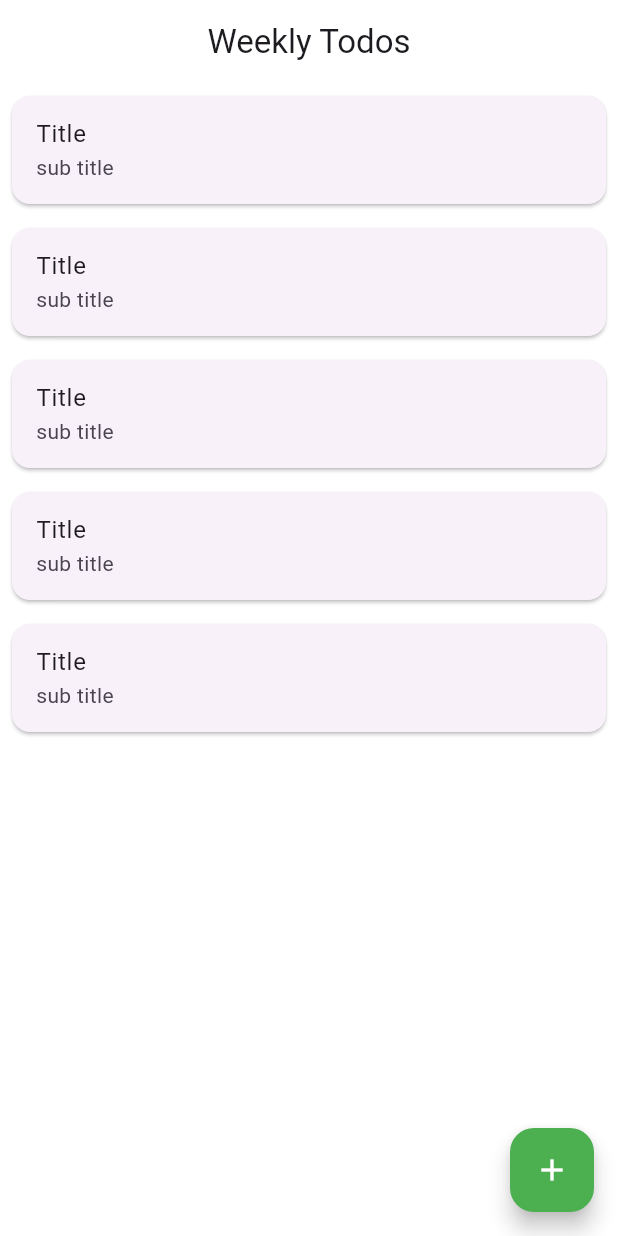
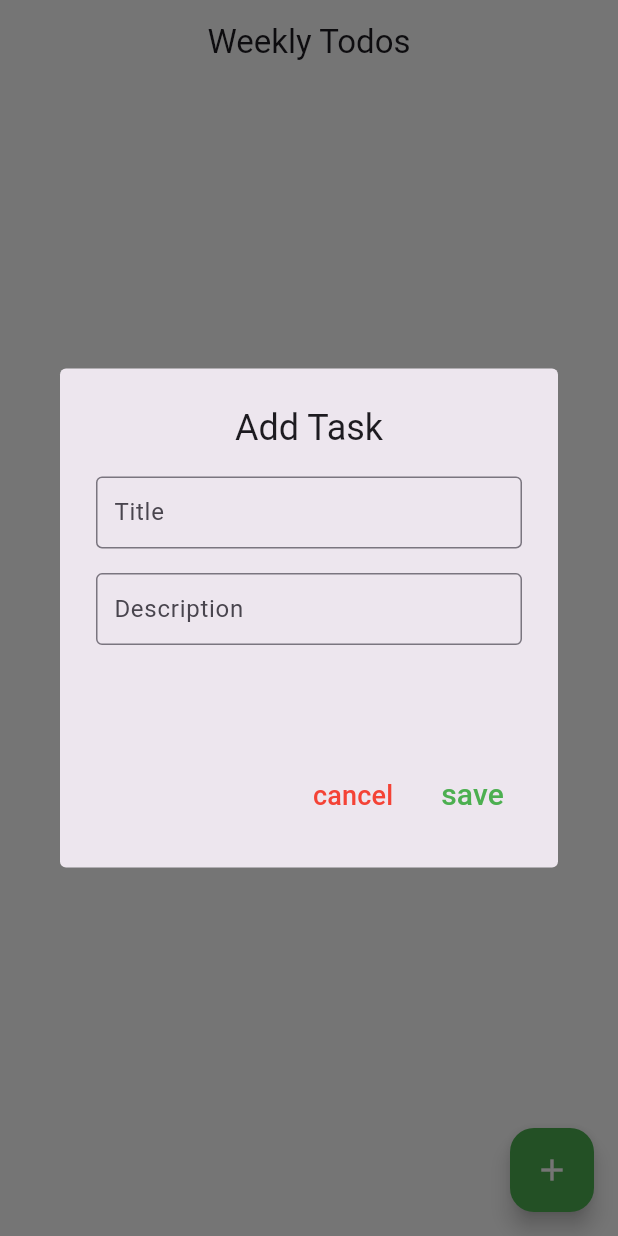
Before and after one commit to MR-Square/Task-Manager, a Flutter app: the WeeklyView screen opened directly, after a tap on the "add" icon, on a phone screen of 412 x 824 dp. Run offline on Flutter 3.47's test engine with Material 3 defaults, Android fonts, the phone set to English and light mode, and no system bars; our stand-ins replace get, shared_preferences; accounts and stored records are empty.

Commit message:
weekly view done

```diff
--- a/lib/models/task_model.dart
+++ b/lib/models/task_model.dart
@@ -4,10 +4,12 @@ class TaskModel {
     this.task,
     this.isCompleted,
     this.isDeleted,
+    this.description,
   });
 
   final int? id;
   final String? task;
+  final String? description;
   bool? isCompleted;
   bool? isDeleted;
 
@@ -15,6 +17,7 @@ class TaskModel {
     return TaskModel(
       id: json['id'],
       task: json['task'],
+      description: json['description'],
       isCompleted: json['isCompleted'],
       isDeleted: json['isDeleted'],
     );
@@ -24,6 +27,7 @@ class TaskModel {
     return {
       'id': id,
       'task': task,
+      'description': description,
       'isCompleted': isCompleted,
       'isDeleted': isDeleted,
     };
--- a/lib/res/constants/constants.dart
+++ b/lib/res/constants/constants.dart
@@ -1,4 +1,5 @@
 class StorageKeys {
   static const String dailyTasksList = "daily-tasks";
   static const String user = "user";
+  static const String weeklyTaskList = "weekly-tasks";
 }
--- a/lib/utils/utils.dart
+++ b/lib/utils/utils.dart
@@ -79,6 +79,11 @@ class Utils {
     VoidCallback? onConfirm,
     bool? dismissible = false,
     double? height,
+    double? borderRadius = 4,
+    String? confirmLabel = 'save',
+    String? cancelLabel = 'cancel',
+    Color? confirmColor = Colors.green,
+    Color? cancelColor = Colors.red,
   }) {
     showDialog(
       context: context,
@@ -86,26 +91,27 @@ class Utils {
       builder: (context) {
         return AlertDialog(
           title: Center(child: Text(title)),
-          shape: RoundedRectangleBorder(borderRadius: BorderRadius.circular(4)),
+          shape: RoundedRectangleBorder(
+              borderRadius: BorderRadius.circular(borderRadius!)),
           content: contents,
           actions: [
             if (onCancel != null)
               TextButton(
                 onPressed: onCancel,
-                child: const Text(
-                  'cancel',
+                child: Text(
+                  cancelLabel!,
                   style: TextStyle(
-                    color: Colors.red,
+                    color: cancelColor,
                     fontSize: 18,
                   ),
                 ),
               ),
             TextButton(
               onPressed: onConfirm,
-              child: const Text(
-                'save',
+              child: Text(
+                confirmLabel!,
                 style: TextStyle(
-                  color: Colors.green,
+                  color: confirmColor,
                   fontSize: 20,
                 ),
               ),
--- a/lib/view_models/controllers/weekly/weekly_view_model.dart
+++ b/lib/view_models/controllers/weekly/weekly_view_model.dart
@@ -1,9 +1,140 @@
+import 'dart:convert';
+
 import 'package:flutter/material.dart';
 import 'package:get/get.dart';
+import 'package:shared_preferences/shared_preferences.dart';
+import 'package:task_manager/models/task_model.dart';
+import 'package:task_manager/res/components/inputs/simple_inputfield_widget.dart';
+import 'package:task_manager/res/constants/constants.dart';
+import 'package:task_manager/utils/utils.dart';
 
 class WeeklyViewModel extends GetxController {
   // ========================== CONTROLLER ==========================
   final titleController = TextEditingController();
   final subTitleController = TextEditingController();
+
+  // ========================== FOCUS NODES ==========================
+  final titleFocusNode = FocusNode();
+  final subTitleFocusNode = FocusNode();
+
+  // ========================== RX VALUES ==========================
+  RxList weeklyTaskList = <TaskModel>[].obs;
+
+  // ========================== VARIABLES ==========================
+  final formKey = GlobalKey<FormState>();
   // ========================== CONTROLLER ==========================
+  // ========================== METHODS ==========================
+
+  // Method to show dialogbox to add task:
+  addTaskDialogBox(BuildContext context) {
+    Utils.showDialogBox(
+      context,
+      'Add Task',
+      SizedBox(
+        height: Utils.heightPer(20),
+        child: Form(
+          key: formKey,
+          child: Column(
+            children: [
+              SimpleInputfieldWidget(
+                labelText: 'Title',
+                controller: titleController,
+                focusNode: titleFocusNode,
+                validateString: 'title is required',
+              ),
+              Utils.verticalSpace(),
+              SimpleInputfieldWidget(
+                labelText: 'Description',
+                controller: subTitleController,
+                focusNode: subTitleFocusNode,
+                validateField: false,
+              ),
+            ],
+          ),
+        ),
+      ),
+      onCancel: () {
+        Get.back();
+        titleController.clear();
+        subTitleController.clear();
+      },
+      onConfirm: () {
+        if (formKey.currentState!.validate()) {
+          addTask();
+          Get.back();
+          Utils.snackbarMessage('Done', 'New task added!');
+          titleController.clear();
+          subTitleController.clear();
+        }
+      },
+    );
+  }
+
+  // Method to update storage
+  updateStorage() async {
+    SharedPreferences sp = await SharedPreferences.getInstance();
+
+    // First removing old one:
+    sp.remove(StorageKeys.weeklyTaskList);
+
+    // converting dart object to json format:
+    List<String> tasks = weeklyTaskList
+        .map(
+          (task) => json.encode(
+            task.toJson(),
+          ),
+        )
+        .toList();
+
+    // storing into storage:
+    sp.setStringList(
+      StorageKeys.weeklyTaskList,
+      tasks,
+    );
+  }
+
+  // Method to get stored tasks:
+  getTasks() async {
+    SharedPreferences sp = await SharedPreferences.getInstance();
+
+    List<String>? tasks = sp.getStringList(StorageKeys.weeklyTaskList);
+
+    if (tasks != null) {
+      weeklyTaskList.value = tasks
+          .map(
+            (task) => TaskModel.fromJson(
+              json.decode(task),
+            ),
+          )
+          .toList();
+    }
+  }
+
+  // Method to add task:
+  addTask() {
+    weeklyTaskList.insert(
+      0,
+      TaskModel(
+        id: weeklyTaskList.length,
+        task: titleController.text,
+        description: subTitleController.text,
+        isCompleted: false,
+        isDeleted: false,
+      ),
+    );
+    updateStorage();
+  }
+
+  // Method to update task status:
+  updateTask(TaskModel task) {
+    task.isCompleted = !task.isCompleted!;
+    weeklyTaskList.refresh();
+    updateStorage();
+  }
+
+  // Method to delete task:
+  deleteTask(int index) {
+    weeklyTaskList.removeAt(index);
+    updateStorage();
+  }
 }
--- a/lib/views/weekly/weekly_view.dart
+++ b/lib/views/weekly/weekly_view.dart
@@ -1,5 +1,7 @@
 import 'package:flutter/material.dart';
 import 'package:get/get.dart';
+import 'package:task_manager/models/task_model.dart';
+import 'package:task_manager/utils/utils.dart';
 import 'package:task_manager/view_models/controllers/weekly/weekly_view_model.dart';
 
 class WeeklyView extends StatefulWidget {
@@ -11,6 +13,13 @@ class WeeklyView extends StatefulWidget {
 
 class _WeeklyViewState extends State<WeeklyView> {
   final _vm = Get.put(WeeklyViewModel());
+
+  @override
+  void initState() {
+    super.initState();
+    _vm.getTasks();
+  }
+
   @override
   Widget build(BuildContext context) {
     return Scaffold(
@@ -19,20 +28,55 @@ class _WeeklyViewState extends State<WeeklyView> {
         backgroundColor: Colors.transparent,
         centerTitle: true,
       ),
-      body: ListView.builder(
-        itemCount: 5,
-        itemBuilder: (context, index) {
-          return const Card(
-            margin: EdgeInsets.all(8.0),
-            child: ListTile(
-              title: Text('Title'),
-              subtitle: Text('sub title'),
-            ),
-          );
-        },
+      body: Obx(
+        () => ListView.builder(
+          itemCount: _vm.weeklyTaskList.length,
+          itemBuilder: (context, index) {
+            TaskModel task = _vm.weeklyTaskList[index];
+            return Card(
+              margin: const EdgeInsets.symmetric(horizontal: 12.0, vertical: 6),
+              child: ListTile(
+                onLongPress: () {
+                  Utils.showDialogBox(
+                    context,
+                    'Alert',
+                    SizedBox(
+                      width: Utils.width,
+                      child: const Text(
+                        'Are you sure, you want to delete it?',
+                        textAlign: TextAlign.center,
+                      ),
+                    ),
+                    borderRadius: 12,
+                    confirmLabel: 'delete',
+                    confirmColor: Colors.red,
+                    cancelColor: Colors.green,
+                    onCancel: Get.back,
+                    onConfirm: () {
+                      _vm.deleteTask(index);
+                      Get.back();
+                      Utils.snackbarMessage(
+                        'Done',
+                        'Task deleted successfully!',
+                      );
+                    },
+                  );
+                },
+                title: Text(task.task.toString()),
+                subtitle: Text(task.description ?? ''),
+                trailing: Checkbox(
+                  value: task.isCompleted,
+                  onChanged: (val) {
+                    _vm.updateTask(task);
+                  },
+                ),
+              ),
+            );
+          },
+        ),
       ),
       floatingActionButton: FloatingActionButton(
-        onPressed: () {},
+        onPressed: () => _vm.addTaskDialogBox(context),
         backgroundColor: Colors.green,
         foregroundColor: Colors.white,
         child: const Icon(Icons.add),
```
